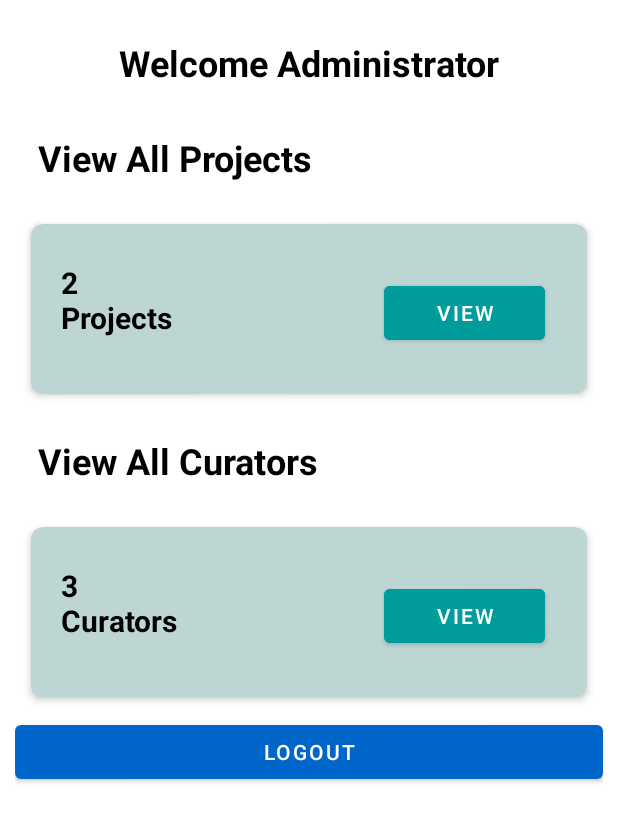
After one commit to INFS3605-Proselyte-Consulting/ImpactioAndroidApp, an Android app: the AdminDashboardActivity screen opened directly, with no data from a screen before it, on a phone screen of 412 x 824 dp. The commit adds this screen. Shown: the top 822 px of the screen. Run offline under Robolectric (Android 15) with nearby library versions, the phone set to English and light mode, and no system bars.

Commit message:
Created skeleton for Administrator dashboard.

```diff
--- a/app/src/main/AndroidManifest.xml
+++ b/app/src/main/AndroidManifest.xml
@@ -24,6 +24,9 @@
         </activity>
 
         <activity android:name=".RatingActivity">
+
+        </activity>
+        <activity android:name=".AdminDashboardActivity">
 
         </activity>
 
--- /dev/null
+++ b/app/src/main/java/com/example/impactioproselyteconsulting/AdminDashboardActivity.java
@@ -0,0 +1,28 @@
+package com.example.impactioproselyteconsulting;
+
+import android.content.Intent;
+import android.os.Bundle;
+import android.view.View;
+import android.widget.Button;
+
+import androidx.annotation.Nullable;
+import androidx.appcompat.app.AppCompatActivity;
+
+public class AdminDashboardActivity extends AppCompatActivity {
+
+    @Override
+    protected void onCreate(@Nullable Bundle savedInstanceState) {
+        super.onCreate(savedInstanceState);
+        setContentView(R.layout.activity_admin_dashboard);
+
+        Button adminLogout = (Button) findViewById(R.id.bAdminLogout);
+        adminLogout.setOnClickListener(new View.OnClickListener() {
+            @Override
+            public void onClick(View view) {
+                // Launch the Discover Challenges Activity
+                Intent intent = new Intent(AdminDashboardActivity.this, LoginActivity.class);
+                startActivity(intent);
+            }
+        });
+    }
+}
--- a/app/src/main/java/com/example/impactioproselyteconsulting/LoginActivity.java
+++ b/app/src/main/java/com/example/impactioproselyteconsulting/LoginActivity.java
@@ -80,13 +80,22 @@ public class LoginActivity extends AppCompatActivity {
                 String email = mEmail.getText().toString();
                 String password = mPassword.getText().toString();
 
+                //create auth connection
+                FirebaseAuth auth = FirebaseAuth.getInstance();
+
                 // Check-if-empty conditional statement.
                 if(!TextUtils.isEmpty(email)&&!TextUtils.isEmpty(password)){
                     mAuth.signInWithEmailAndPassword(email,password).addOnCompleteListener(new OnCompleteListener<AuthResult>() {
                         @Override
                         public void onComplete(@NonNull Task<AuthResult> task) {
+                            String uid = FirebaseAuth.getInstance().getCurrentUser().getUid();
+                            if(uid.equals("TuoPYIxWW7XhqWB6HHWaj4nOoUM2")){
+                                Log.d(TAG, "Admin login processed. Welcome administrator.");
+                                startActivity(new Intent(LoginActivity.this,AdminDashboardActivity.class));
+                                finish();
+                            }
                             // This will either send them to the topic activity screen OR it will display an error on console. This is also the case for any Toasts below.
-                            if(task.isSuccessful()){
+                            else if(task.isSuccessful()){
                                 Log.d(TAG, "Login button is clicked, launch Topic Activity.");
                                 startActivity(new Intent(LoginActivity.this,MainActivity.class));
                                 finish();
--- /dev/null
+++ b/app/src/main/res/layout/activity_admin_dashboard.xml
@@ -0,0 +1,166 @@
+<?xml version="1.0" encoding="utf-8"?>
+<RelativeLayout xmlns:android="http://schemas.android.com/apk/res/android"
+    xmlns:app="http://schemas.android.com/apk/res-auto"
+    xmlns:tools="http://schemas.android.com/tools"
+    android:layout_width="match_parent"
+    android:layout_height="wrap_content"
+    tools:context=".MainActivity">
+
+    <ScrollView
+        android:layout_width="match_parent"
+        android:layout_height="match_parent"
+        android:layout_above="@+id/bottom_navigation"
+        android:layout_marginBottom="0dp">
+
+        <LinearLayout
+            android:layout_width="match_parent"
+            android:layout_height="wrap_content"
+            android:layout_margin="10dp"
+            android:orientation="vertical">
+
+            <TextView
+                android:id="@+id/textView3"
+                android:layout_width="match_parent"
+                android:layout_height="match_parent"
+                android:gravity="center"
+                android:padding="15dp"
+                android:text="Welcome Administrator"
+                android:textColor="@color/black"
+                android:textSize="24sp"
+                android:textStyle="bold" />
+
+            <TextView
+                android:id="@+id/textView12"
+                android:layout_width="match_parent"
+                android:layout_height="match_parent"
+                android:padding="15dp"
+                android:text="View All Projects"
+                android:textColor="@color/black"
+                android:textSize="24sp"
+                android:textStyle="bold" />
+
+            <androidx.cardview.widget.CardView
+                android:layout_width="match_parent"
+                android:layout_height="match_parent"
+                android:layout_marginStart="4dp"
+                android:layout_marginTop="4dp"
+                android:layout_marginEnd="4dp"
+                android:layout_marginBottom="4dp"
+                app:cardBackgroundColor="#BDD6D4"
+                app:cardCornerRadius="8dp"
+                app:cardElevation="3dp"
+                app:cardMaxElevation="4dp"
+                app:cardPreventCornerOverlap="true"
+                app:cardUseCompatPadding="true">
+
+                <RelativeLayout
+                    android:layout_width="match_parent"
+                    android:layout_height="match_parent"
+                    android:layout_marginStart="20dp"
+                    android:layout_marginTop="10dp"
+                    android:layout_marginEnd="20dp"
+                    android:layout_marginBottom="10dp"
+                    android:background="#BDD6D4">
+
+                    <TextView
+                        android:id="@+id/textView5"
+                        android:layout_width="wrap_content"
+                        android:layout_height="wrap_content"
+                        android:layout_marginTop="15dp"
+                        android:layout_marginBottom="5dp"
+                        android:text="2\nProjects"
+                        android:textColor="@color/black"
+                        android:textSize="20sp"
+                        android:textStyle="bold" />
+
+                    <Button
+                        android:id="@+id/bAdminViewProjects"
+                        android:layout_width="107dp"
+                        android:layout_height="wrap_content"
+                        android:layout_alignParentStart="true"
+                        android:layout_alignParentTop="true"
+                        android:layout_alignParentEnd="true"
+                        android:layout_marginStart="215dp"
+                        android:layout_marginTop="25dp"
+                        android:layout_marginEnd="8dp"
+                        android:layout_marginBottom="20dp"
+                        android:backgroundTint="@color/impactioTeal"
+                        android:text="View" />
+
+                </RelativeLayout>
+
+            </androidx.cardview.widget.CardView>
+
+            <TextView
+                android:id="@+id/textView11"
+                android:layout_width="match_parent"
+                android:layout_height="match_parent"
+                android:padding="15dp"
+                android:text="View All Curators"
+                android:textColor="@color/black"
+                android:textSize="24sp"
+                android:textStyle="bold" />
+
+            <androidx.cardview.widget.CardView
+                android:layout_width="match_parent"
+                android:layout_height="match_parent"
+                android:layout_marginStart="4dp"
+                android:layout_marginTop="4dp"
+                android:layout_marginEnd="4dp"
+                android:layout_marginBottom="4dp"
+                app:cardBackgroundColor="#BDD6D4"
+                app:cardCornerRadius="8dp"
+                app:cardElevation="3dp"
+                app:cardMaxElevation="4dp"
+                app:cardPreventCornerOverlap="true"
+                app:cardUseCompatPadding="true">
+
+                <RelativeLayout
+                    android:layout_width="match_parent"
+                    android:layout_height="match_parent"
+                    android:layout_marginStart="20dp"
+                    android:layout_marginTop="10dp"
+                    android:layout_marginEnd="20dp"
+                    android:layout_marginBottom="10dp"
+                    android:background="#BDD6D4">
+
+                    <TextView
+                        android:id="@+id/tvRegBio"
+                        android:layout_width="wrap_content"
+                        android:layout_height="wrap_content"
+                        android:layout_marginTop="15dp"
+                        android:layout_marginBottom="5dp"
+                        android:text="3\nCurators"
+                        android:textColor="@color/black"
+                        android:textSize="20sp"
+                        android:textStyle="bold" />
+
+                    <Button
+                        android:id="@+id/bAdminViewCurators"
+                        android:layout_width="107dp"
+                        android:layout_height="wrap_content"
+                        android:layout_alignParentStart="true"
+                        android:layout_alignParentTop="true"
+                        android:layout_alignParentEnd="true"
+                        android:layout_marginStart="215dp"
+                        android:layout_marginTop="25dp"
+                        android:layout_marginEnd="8dp"
+                        android:layout_marginBottom="20dp"
+                        android:backgroundTint="@color/impactioTeal"
+                        android:text="View" />
+
+                </RelativeLayout>
+
+            </androidx.cardview.widget.CardView>
+
+            <Button
+                android:id="@+id/bAdminLogout"
+                android:layout_width="match_parent"
+                android:layout_height="wrap_content"
+                android:text="Logout" />
+
+        </LinearLayout>
+
+    </ScrollView>
+
+</RelativeLayout>
```
